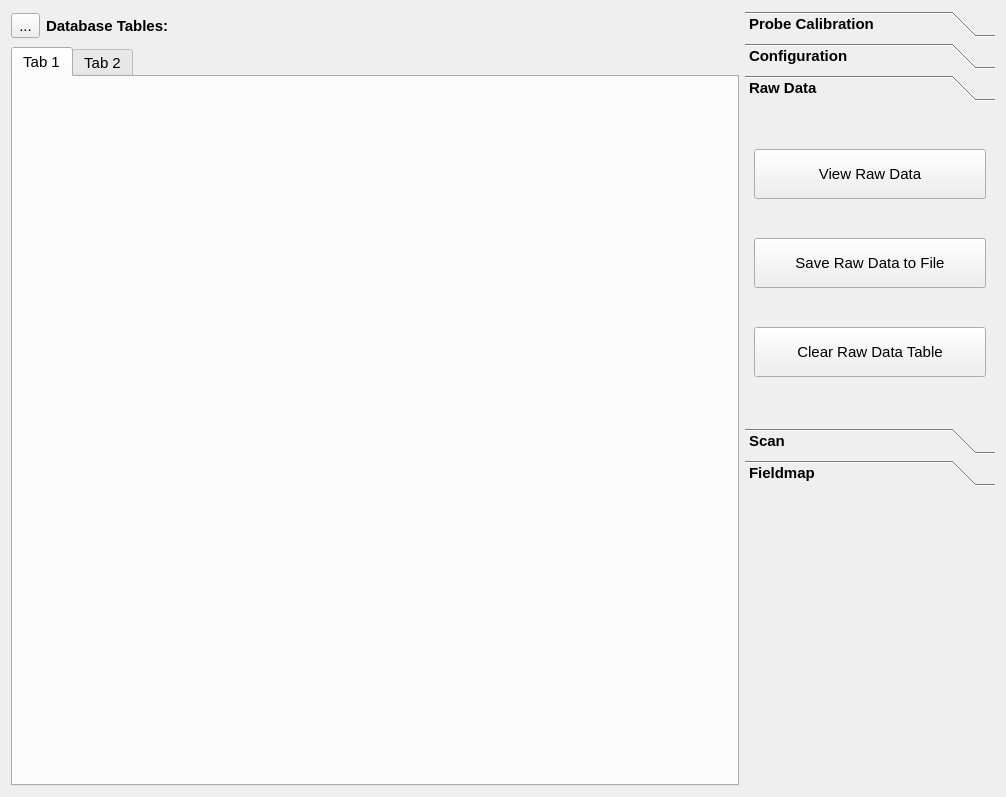
Above: hallbench/gui/ui/databasewidget.ui from lnls-ima/hall-bench-control before the change. Below: the same form after it.
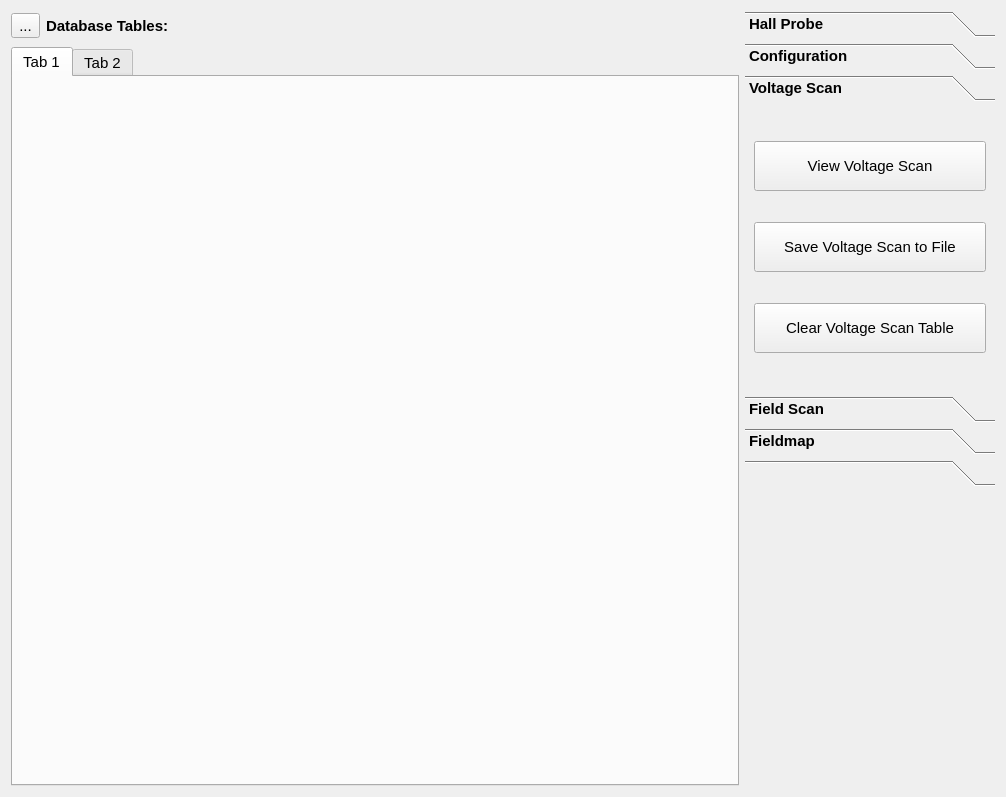
That is the form after the change. The open tabs and pages were chosen to show the change. Icons and pictures are not drawn.

Commit message: Add tables in database and rename calibration classes

```diff
--- a/hallbench/gui/ui/databasewidget.ui
+++ b/hallbench/gui/ui/databasewidget.ui
@@ -113,7 +113,7 @@
          </rect>
         </property>
         <attribute name="label">
-         <string>Probe Calibration</string>
+         <string>Hall Probe</string>
         </attribute>
         <layout class="QGridLayout" name="gridLayout_5">
          <item row="0" column="0">
@@ -233,11 +233,11 @@
           <x>0</x>
           <y>0</y>
           <width>250</width>
-          <height>311</height>
+          <height>285</height>
          </rect>
         </property>
         <attribute name="label">
-         <string>Raw Data</string>
+         <string>Voltage Scan</string>
         </attribute>
         <layout class="QGridLayout" name="gridLayout_2">
          <item row="0" column="0">
@@ -255,7 +255,7 @@
             </font>
            </property>
            <property name="text">
-            <string>View Raw Data</string>
+            <string>View Voltage Scan</string>
            </property>
            <property name="icon">
             <iconset>
@@ -278,7 +278,7 @@
             </font>
            </property>
            <property name="text">
-            <string>Save Raw Data to File</string>
+            <string>Save Voltage Scan to File</string>
            </property>
            <property name="icon">
             <iconset>
@@ -301,7 +301,7 @@
             </font>
            </property>
            <property name="text">
-            <string>Clear Raw Data Table</string>
+            <string>Clear Voltage Scan Table</string>
            </property>
            <property name="icon">
             <iconset>
@@ -321,7 +321,7 @@
          </rect>
         </property>
         <attribute name="label">
-         <string>Scan</string>
+         <string>Field Scan</string>
         </attribute>
         <layout class="QGridLayout" name="gridLayout_3">
          <item row="0" column="0">
@@ -458,6 +458,11 @@
          </item>
         </layout>
        </widget>
+       <widget class="QWidget" name="empty_pg">
+        <attribute name="label">
+         <string/>
+        </attribute>
+       </widget>
       </widget>
      </item>
      <item>
```
Left out of the diff: 42 changed lines with no effect on the pictures. The commit also changes 32 other files.
